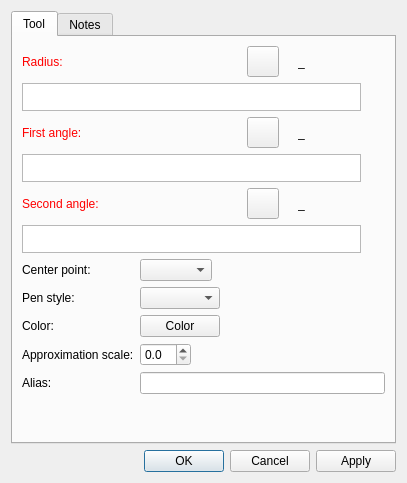
The window that src/libs/vtools/dialogs/tools/dialogarc.ui (equinox-patterns/Ostara) describes before a commit, drawn with Qt 5.
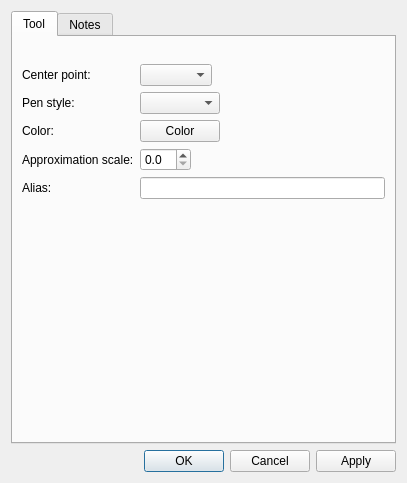
The same window after the commit. Icons and pictures are not drawn. Custom widgets are drawn as their Qt base class.

Commit message: Étape 0b — FormulaInputWidget : factorisation des champs formule dans 20 dialogues

Diff of the .ui file:
```diff
--- a/src/libs/vtools/dialogs/tools/dialogarc.ui
+++ b/src/libs/vtools/dialogs/tools/dialogarc.ui
@@ -32,541 +32,13 @@
       </attribute>
       <layout class="QVBoxLayout" name="verticalLayout">
        <item>
-        <layout class="QHBoxLayout" name="horizontalLayout">
-         <item alignment="Qt::AlignLeft">
-          <widget class="QLabel" name="labelEditRadius">
-           <property name="sizePolicy">
-            <sizepolicy hsizetype="Fixed" vsizetype="Preferred">
-             <horstretch>0</horstretch>
-             <verstretch>0</verstretch>
-            </sizepolicy>
-           </property>
-           <property name="palette">
-            <palette>
-             <active>
-              <colorrole role="WindowText">
-               <brush brushstyle="SolidPattern">
-                <color alpha="255">
-                 <red>255</red>
-                 <green>0</green>
-                 <blue>0</blue>
-                </color>
-               </brush>
-              </colorrole>
-             </active>
-             <inactive>
-              <colorrole role="WindowText">
-               <brush brushstyle="SolidPattern">
-                <color alpha="255">
-                 <red>255</red>
-                 <green>0</green>
-                 <blue>0</blue>
-                </color>
-               </brush>
-              </colorrole>
-             </inactive>
-             <disabled>
-              <colorrole role="WindowText">
-               <brush brushstyle="SolidPattern">
-                <color alpha="255">
-                 <red>159</red>
-                 <green>158</green>
-                 <blue>158</blue>
-                </color>
-               </brush>
-              </colorrole>
-             </disabled>
-            </palette>
-           </property>
-           <property name="text">
-            <string>Radius:</string>
-           </property>
-          </widget>
-         </item>
-         <item>
-          <spacer name="horizontalSpacer">
-           <property name="orientation">
-            <enum>Qt::Horizontal</enum>
-           </property>
-           <property name="sizeHint" stdset="0">
-            <size>
-             <width>40</width>
-             <height>20</height>
-            </size>
-           </property>
-          </spacer>
-         </item>
-         <item alignment="Qt::AlignRight">
-          <widget class="QToolButton" name="toolButtonExprRadius">
-           <property name="toolTip">
-            <string>Formula wizard</string>
-           </property>
-           <property name="text">
-            <string notr="true"/>
-           </property>
-           <property name="icon">
-            <iconset resource="../../../vmisc/share/resources/icon.qrc">
-             <normaloff>:/icon/light/24x24/fx.png</normaloff>:/icon/light/24x24/fx.png</iconset>
-           </property>
-           <property name="iconSize">
-            <size>
-             <width>24</width>
-             <height>24</height>
-            </size>
-           </property>
-          </widget>
-         </item>
-         <item alignment="Qt::AlignRight">
-          <widget class="QLabel" name="label_2">
-           <property name="text">
-            <string/>
-           </property>
-           <property name="pixmap">
-            <pixmap resource="../../../vmisc/share/resources/icon.qrc">:/icon/light/24x24/equal.png</pixmap>
-           </property>
-          </widget>
-         </item>
-         <item alignment="Qt::AlignRight">
-          <widget class="QLabel" name="labelResultRadius">
-           <property name="sizePolicy">
-            <sizepolicy hsizetype="Fixed" vsizetype="Preferred">
-             <horstretch>0</horstretch>
-             <verstretch>0</verstretch>
-            </sizepolicy>
-           </property>
-           <property name="minimumSize">
-            <size>
-             <width>87</width>
-             <height>0</height>
-            </size>
-           </property>
-           <property name="toolTip">
-            <string>Value</string>
-           </property>
-           <property name="text">
-            <string notr="true">_</string>
-           </property>
-          </widget>
-         </item>
-        </layout>
+        <widget class="QWidget" name="formulaRadiusPlaceholder" native="true"/>
        </item>
        <item>
-        <layout class="QHBoxLayout" name="horizontalLayout_6">
-         <item>
-          <widget class="VPlainTextEdit" name="plainTextEditFormula">
-           <property name="sizePolicy">
-            <sizepolicy hsizetype="Expanding" vsizetype="Preferred">
-             <horstretch>0</horstretch>
-             <verstretch>0</verstretch>
-            </sizepolicy>
-           </property>
-           <property name="maximumSize">
-            <size>
-             <width>16777215</width>
-             <height>28</height>
-            </size>
-           </property>
-           <property name="toolTip">
-            <string>Calculation</string>
-           </property>
-           <property name="tabChangesFocus">
-            <bool>true</bool>
-           </property>
-          </widget>
-         </item>
-         <item>
-          <widget class="QPushButton" name="pushButtonGrowLength">
-           <property name="maximumSize">
-            <size>
-             <width>18</width>
-             <height>18</height>
-            </size>
-           </property>
-           <property name="sizeIncrement">
-            <size>
-             <width>0</width>
-             <height>0</height>
-            </size>
-           </property>
-           <property name="toolTip">
-            <string>&lt;html&gt;&lt;head/&gt;&lt;body&gt;&lt;p&gt;Show full calculation in message box&lt;/p&gt;&lt;/body&gt;&lt;/html&gt;</string>
-           </property>
-           <property name="text">
-            <string notr="true"/>
-           </property>
-           <property name="icon">
-            <iconset theme="go-down"/>
-           </property>
-           <property name="iconSize">
-            <size>
-             <width>16</width>
-             <height>16</height>
-            </size>
-           </property>
-           <property name="flat">
-            <bool>true</bool>
-           </property>
-          </widget>
-         </item>
-        </layout>
+        <widget class="QWidget" name="formulaF1Placeholder" native="true"/>
        </item>
        <item>
-        <layout class="QHBoxLayout" name="horizontalLayout_2">
-         <item alignment="Qt::AlignLeft">
-          <widget class="QLabel" name="labelEditF1">
-           <property name="sizePolicy">
-            <sizepolicy hsizetype="Fixed" vsizetype="Preferred">
-             <horstretch>0</horstretch>
-             <verstretch>0</verstretch>
-            </sizepolicy>
-           </property>
-           <property name="palette">
-            <palette>
-             <active>
-              <colorrole role="WindowText">
-               <brush brushstyle="SolidPattern">
-                <color alpha="255">
-                 <red>255</red>
-                 <green>0</green>
-                 <blue>0</blue>
-                </color>
-               </brush>
-              </colorrole>
-             </active>
-             <inactive>
-              <colorrole role="WindowText">
-               <brush brushstyle="SolidPattern">
-                <color alpha="255">
-                 <red>255</red>
-                 <green>0</green>
-                 <blue>0</blue>
-                </color>
-               </brush>
-              </colorrole>
-             </inactive>
-             <disabled>
-              <colorrole role="WindowText">
-               <brush brushstyle="SolidPattern">
-                <color alpha="255">
-                 <red>159</red>
-                 <green>158</green>
-                 <blue>158</blue>
-                </color>
-               </brush>
-              </colorrole>
-             </disabled>
-            </palette>
-           </property>
-           <property name="text">
-            <string>First angle:</string>
-           </property>
-          </widget>
-         </item>
-         <item>
-          <spacer name="horizontalSpacer_2">
-           <property name="orientation">
-            <enum>Qt::Horizontal</enum>
-           </property>
-           <property name="sizeHint" stdset="0">
-            <size>
-             <width>40</width>
-             <height>20</height>
-            </size>
-           </property>
-          </spacer>
-         </item>
-         <item alignment="Qt::AlignRight">
-          <widget class="QToolButton" name="toolButtonExprF1">
-           <property name="toolTip">
-            <string>Formula wizard</string>
-           </property>
-           <property name="text">
-            <string notr="true"/>
-           </property>
-           <property name="icon">
-            <iconset resource="../../../vmisc/share/resources/icon.qrc">
-             <normaloff>:/icon/light/24x24/fx.png</normaloff>:/icon/light/24x24/fx.png</iconset>
-           </property>
-           <property name="iconSize">
-            <size>
-             <width>24</width>
-             <height>24</height>
-            </size>
-           </property>
-          </widget>
-         </item>
-         <item alignment="Qt::AlignRight">
-          <widget class="QLabel" name="label_3">
-           <property name="text">
-            <string/>
-           </property>
-           <property name="pixmap">
-            <pixmap resource="../../../vmisc/share/resources/icon.qrc">:/icon/light/24x24/equal.png</pixmap>
-           </property>
-          </widget>
-         </item>
-         <item alignment="Qt::AlignRight">
-          <widget class="QLabel" name="labelResultF1">
-           <property name="sizePolicy">
-            <sizepolicy hsizetype="Fixed" vsizetype="Preferred">
-             <horstretch>0</horstretch>
-             <verstretch>0</verstretch>
-            </sizepolicy>
-           </property>
-           <property name="minimumSize">
-            <size>
-             <width>87</width>
-             <height>0</height>
-            </size>
-           </property>
-           <property name="toolTip">
-            <string>Value</string>
-           </property>
-           <property name="text">
-            <string notr="true">_</string>
-           </property>
-          </widget>
-         </item>
-        </layout>
-       </item>
-       <item>
-        <layout class="QHBoxLayout" name="horizontalLayout_7">
-         <item>
-          <widget class="VPlainTextEdit" name="plainTextEditF1">
-           <property name="sizePolicy">
-            <sizepolicy hsizetype="Expanding" vsizetype="Preferred">
-             <horstretch>0</horstretch>
-             <verstretch>0</verstretch>
-            </sizepolicy>
-           </property>
-           <property name="maximumSize">
-            <size>
-             <width>16777215</width>
-             <height>28</height>
-            </size>
-           </property>
-           <property name="toolTip">
-            <string>Calculation</string>
-           </property>
-           <property name="tabChangesFocus">
-            <bool>true</bool>
-           </property>
-          </widget>
-         </item>
-         <item>
-          <widget class="QPushButton" name="pushButtonGrowLengthF1">
-           <property name="maximumSize">
-            <size>
-             <width>18</width>
-             <height>18</height>
-            </size>
-           </property>
-           <property name="sizeIncrement">
-            <size>
-             <width>0</width>
-             <height>0</height>
-            </size>
-           </property>
-           <property name="toolTip">
-            <string>&lt;html&gt;&lt;head/&gt;&lt;body&gt;&lt;p&gt;Show full calculation in message box&lt;/p&gt;&lt;/body&gt;&lt;/html&gt;</string>
-           </property>
-           <property name="text">
-            <string notr="true"/>
-           </property>
-           <property name="icon">
-            <iconset theme="go-down"/>
-           </property>
-           <property name="iconSize">
-            <size>
-             <width>16</width>
-             <height>16</height>
-            </size>
-           </property>
-           <property name="flat">
-            <bool>true</bool>
-           </property>
-          </widget>
-         </item>
-        </layout>
-       </item>
-       <item>
-        <layout class="QHBoxLayout" name="horizontalLayout_3">
-         <item alignment="Qt::AlignLeft">
-          <widget class="QLabel" name="labelEditF2">
-           <property name="sizePolicy">
-            <sizepolicy hsizetype="Fixed" vsizetype="Preferred">
-             <horstretch>0</horstretch>
-             <verstretch>0</verstretch>
-            </sizepolicy>
-           </property>
-           <property name="palette">
-            <palette>
-             <active>
-              <colorrole role="WindowText">
-               <brush brushstyle="SolidPattern">
-                <color alpha="255">
-                 <red>255</red>
-                 <green>0</green>
-                 <blue>0</blue>
-                </color>
-               </brush>
-              </colorrole>
-             </active>
-             <inactive>
-              <colorrole role="WindowText">
-               <brush brushstyle="SolidPattern">
-                <color alpha="255">
-                 <red>255</red>
-                 <green>0</green>
-                 <blue>0</blue>
-                </color>
-               </brush>
-              </colorrole>
-             </inactive>
-             <disabled>
-              <colorrole role="WindowText">
-               <brush brushstyle="SolidPattern">
-                <color alpha="255">
-                 <red>159</red>
-                 <green>158</green>
-                 <blue>158</blue>
-                </color>
-               </brush>
-              </colorrole>
-             </disabled>
-            </palette>
-           </property>
-           <property name="text">
-            <string>Second angle:</string>
-           </property>
-          </widget>
-         </item>
-         <item>
-          <spacer name="horizontalSpacer_3">
-           <property name="orientation">
-            <enum>Qt::Horizontal</enum>
-           </property>
-           <property name="sizeHint" stdset="0">
-            <size>
-             <width>40</width>
-             <height>20</height>
-            </size>
-           </property>
-          </spacer>
-         </item>
-         <item alignment="Qt::AlignRight">
-          <widget class="QToolButton" name="toolButtonExprF2">
-           <property name="toolTip">
-            <string>Formula wizard</string>
-           </property>
-           <property name="text">
-            <string notr="true"/>
-           </property>
-           <property name="icon">
-            <iconset resource="../../../vmisc/share/resources/icon.qrc">
-             <normaloff>:/icon/light/24x24/fx.png</normaloff>:/icon/light/24x24/fx.png</iconset>
-           </property>
-           <property name="iconSize">
-            <size>
-             <width>24</width>
-             <height>24</height>
-            </size>
-           </property>
-          </widget>
-         </item>
-         <item alignment="Qt::AlignRight">
-          <widget class="QLabel" name="label_5">
-           <property name="text">
-            <string/>
-           </property>
-           <property name="pixmap">
-            <pixmap resource="../../../vmisc/share/resources/icon.qrc">:/icon/light/24x24/equal.png</pixmap>
-           </property>
-          </widget>
-         </item>
-         <item alignment="Qt::AlignRight">
-          <widget class="QLabel" name="labelResultF2">
-           <property name="sizePolicy">
-            <sizepolicy hsizetype="Fixed" vsizetype="Preferred">
-             <horstretch>0</horstretch>
-             <verstretch>0</verstretch>
-            </sizepolicy>
-           </property>
-           <property name="minimumSize">
-            <size>
-             <width>87</width>
-             <height>0</height>
-            </size>
-           </property>
-           <property name="toolTip">
-            <string>Value</string>
-           </property>
-           <property name="text">
-            <string notr="true">_</string>
-           </property>
-          </widget>
-         </item>
-        </layout>
-       </item>
-       <item>
-        <layout class="QHBoxLayout" name="horizontalLayout_8">
-         <item>
-          <widget class="VPlainTextEdit" name="plainTextEditF2">
-           <property name="sizePolicy">
-            <sizepolicy hsizetype="Expanding" vsizetype="Preferred">
-             <horstretch>0</horstretch>
-             <verstretch>0</verstretch>
-            </sizepolicy>
-           </property>
-           <property name="maximumSize">
-            <size>
-             <width>16777215</width>
-             <height>28</height>
-            </size>
-           </property>
-           <property name="toolTip">
-            <string>Calculation</string>
-           </property>
-           <property name="tabChangesFocus">
-            <bool>true</bool>
-           </property>
-          </widget>
-         </item>
-         <item>
-          <widget class="QPushButton" name="pushButtonGrowLengthF2">
-           <property name="maximumSize">
-            <size>
-             <width>18</width>
-             <height>18</height>
-            </size>
-           </property>
-           <property name="sizeIncrement">
-            <size>
-             <width>0</width>
-             <height>0</height>
-            </size>
-           </property>
-           <property name="toolTip">
-            <string>&lt;html&gt;&lt;head/&gt;&lt;body&gt;&lt;p&gt;Show full calculation in message box&lt;/p&gt;&lt;/body&gt;&lt;/html&gt;</string>
-           </property>
-           <property name="text">
-            <string notr="true"/>
-           </property>
-           <property name="icon">
-            <iconset theme="go-down"/>
-           </property>
-           <property name="iconSize">
-            <size>
-             <width>16</width>
-             <height>16</height>
-            </size>
-           </property>
-           <property name="flat">
-            <bool>true</bool>
-           </property>
-          </widget>
-         </item>
-        </layout>
+        <widget class="QWidget" name="formulaF2Placeholder" native="true"/>
        </item>
        <item>
         <layout class="QFormLayout" name="formLayout">
@@ -720,11 +192,6 @@
    <extends>QPushButton</extends>
    <header>../vpropertyexplorer/qtcolorpicker.h</header>
   </customwidget>
-  <customwidget>
-   <class>VPlainTextEdit</class>
-   <extends>QPlainTextEdit</extends>
-   <header>../vwidgets/vplaintextedit.h</header>
-  </customwidget>
  </customwidgets>
  <tabstops>
   <tabstop>plainTextEditFormula</tabstop>
```
Left out of the diff: 6 changed lines with no effect on the pictures. The commit also changes 59 other files.
